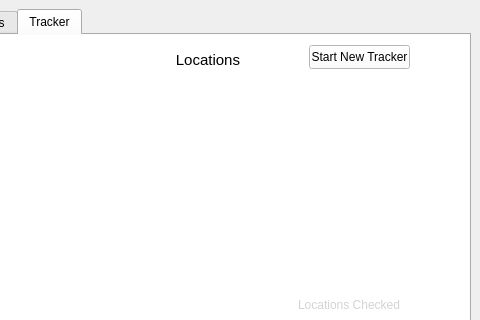
Before: the Qt Designer form gui/mainwindow.ui in SuperDude88/TWWHD-Randomizer, drawn with Qt 5; both pictures show x 592 to 1072 and y 0 to 320 of the 1072 by 806 pixel window.
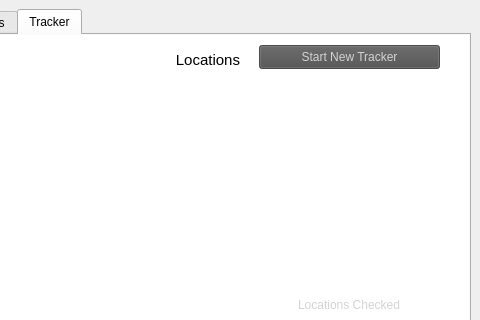
After: the same form once the commit is applied. The open tabs and pages were chosen to show the change.

Commit message: fix text colors on mac

What changed in the file:
```diff
--- a/gui/mainwindow.ui
+++ b/gui/mainwindow.ui
@@ -34,8 +34,8 @@
         <rect>
          <x>0</x>
          <y>0</y>
-         <width>1054</width>
-         <height>646</height>
+         <width>1048</width>
+         <height>623</height>
         </rect>
        </property>
        <layout class="QVBoxLayout" name="verticalLayout_4">
@@ -1988,14 +1988,15 @@
            <widget class="QPushButton" name="start_tracker_button">
             <property name="geometry">
              <rect>
-              <x>890</x>
+              <x>840</x>
               <y>10</y>
-              <width>101</width>
+              <width>181</width>
               <height>24</height>
              </rect>
             </property>
             <property name="styleSheet">
-             <string notr="true">background: white</string>
+             <string notr="true">background: rgba(79, 79, 79, 0.85);
+color: lightgray</string>
             </property>
             <property name="text">
              <string>Start New Tracker</string>
```
Left out of the diff: 7 changed lines with no effect on the pictures. The commit also changes 1 other file.
